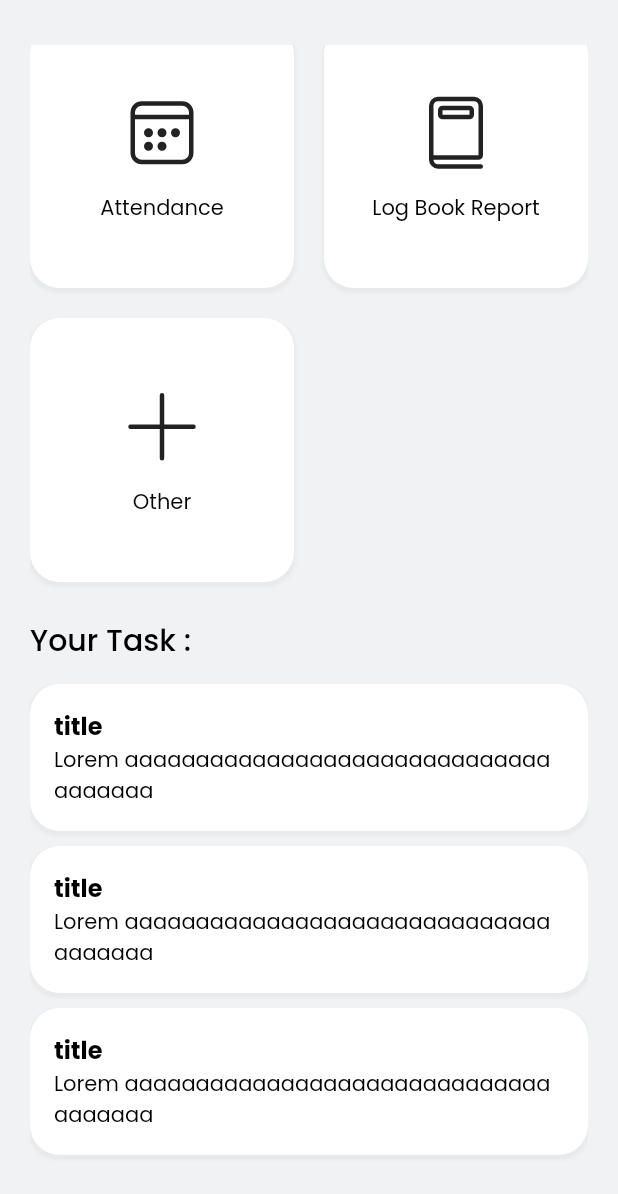
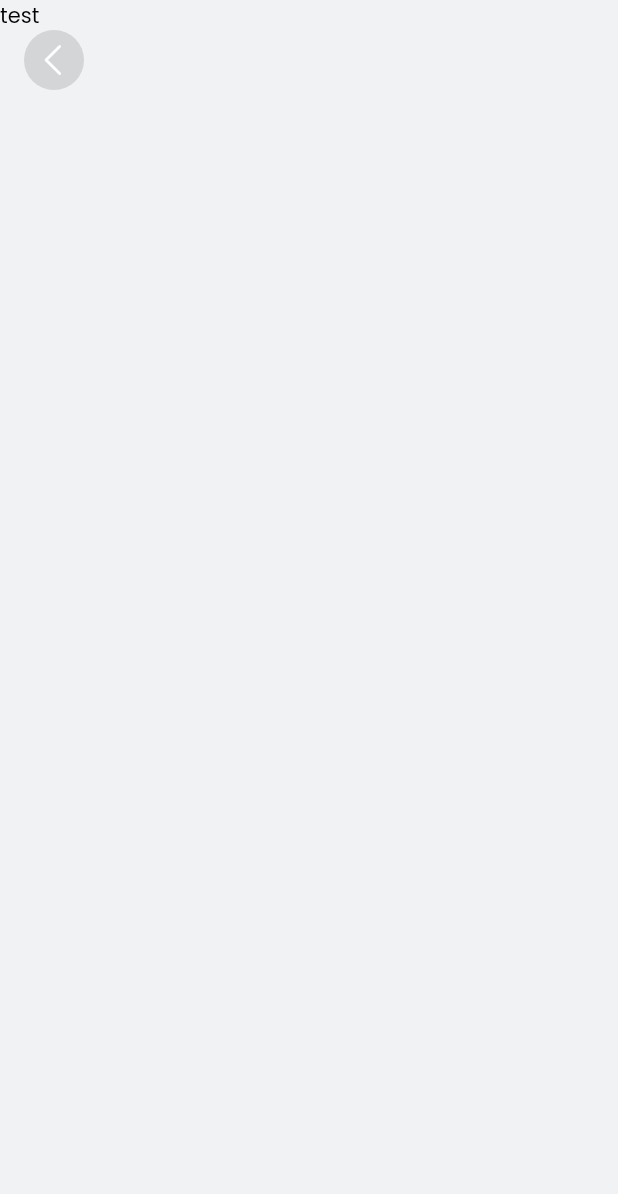
Before and after one commit to oocengg/attendance_app, a Flutter app: the screen it shows after launch, scrolled down 122 dp, after a tap on "Attendance", on a phone screen of 412 x 824 dp. Shown: the top 1194 px of the screen. Run offline on Flutter 3.47's test engine with Material 2 defaults, Android fonts, the phone set to English and light mode, and no system bars; our stand-ins replace fluentui_system_icons, google_fonts.

Commit message:
Add First Attendance

```diff
--- /dev/null
+++ b/lib/features/attendance/view/attendance_screen.dart
@@ -0,0 +1,37 @@
+import 'package:fluentui_system_icons/fluentui_system_icons.dart';
+import 'package:flutter/material.dart';
+
+class AttendanceScreen extends StatelessWidget {
+  const AttendanceScreen({super.key});
+
+  @override
+  Widget build(BuildContext context) {
+    return Scaffold(
+      floatingActionButtonLocation: FloatingActionButtonLocation.startTop,
+      floatingActionButton: Padding(
+        padding: const EdgeInsets.symmetric(vertical: 20),
+        child: FloatingActionButton.small(
+          heroTag: "backDetailScreen",
+          elevation: 0,
+          backgroundColor: Colors.black12,
+          highlightElevation: 0,
+          materialTapTargetSize: MaterialTapTargetSize.shrinkWrap,
+          shape: const CircleBorder(),
+          disabledElevation: 0,
+          onPressed: () {
+            Navigator.pop(context);
+          },
+          child: const Icon(FluentIcons.chevron_left_16_regular,
+              size: 30, color: Colors.white),
+        ),
+      ),
+      body: const SingleChildScrollView(
+        child: Column(
+          children: [
+            Text('test'),
+          ],
+        ),
+      ),
+    );
+  }
+}
--- a/lib/features/home/widgets/menu_widget.dart
+++ b/lib/features/home/widgets/menu_widget.dart
@@ -1,5 +1,7 @@
+import 'package:attendance_app/features/attendance/view/attendance_screen.dart';
 import 'package:attendance_app/features/home/widgets/menu_item.dart';
 import 'package:fluentui_system_icons/fluentui_system_icons.dart';
+import 'package:flutter/cupertino.dart';
 import 'package:flutter/material.dart';
 
 class MenuWidget extends StatelessWidget {
@@ -17,7 +19,14 @@ class MenuWidget extends StatelessWidget {
         MenuItem(
           title: 'Attendance',
           icon: FluentIcons.calendar_ltr_20_regular,
-          onTap: () {},
+          onTap: () {
+            Navigator.push(
+              context,
+              CupertinoPageRoute(
+                builder: (context) => const AttendanceScreen(),
+              ),
+            );
+          },
         ),
         MenuItem(
           title: 'Log Book Report',
```
